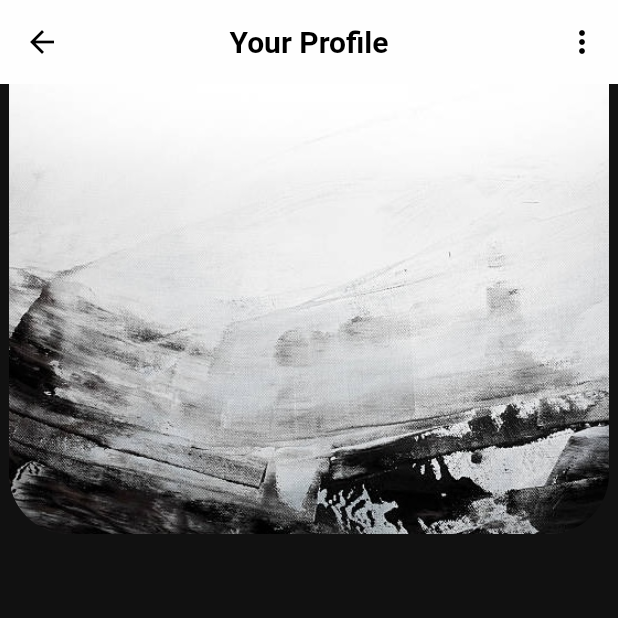
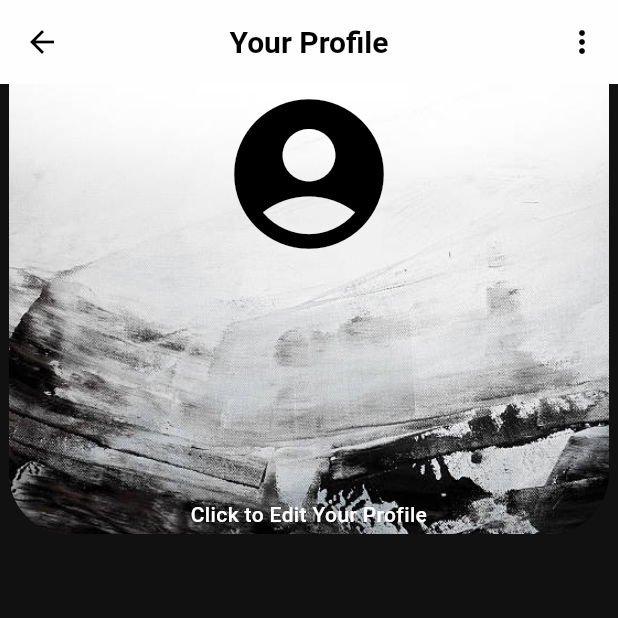
Before and after one commit to Bipolaarr/harmony, a Flutter app: the ProfilePage screen opened directly, on a phone screen of 412 x 824 dp, the top half of it. Run offline on Flutter 3.47's test engine with Material 3 defaults, Android fonts, the phone set to English and light mode, and no system bars; our stand-ins replace cloud_firestore, dartz, firebase_auth, firebase_core, flutter_bloc, flutter_svg and 3 more; accounts and stored records are empty; Roboto replaces fonts that are missing (SF Pro).

Commit message:
ui fixes + profile progress

```diff
--- a/lib/core/configs/assets/app_images.dart
+++ b/lib/core/configs/assets/app_images.dart
@@ -7,6 +7,7 @@ class AppImages {
   static const String recBannerImage = '${basePath}pop_smoke_bg_colour.jpg';
   static const String genreWidgetBackground = '${basePath}monochrome.jpg';
   static const String topPicksBlockBackground = '${basePath}monochrome_reversed.jpg';
+  static const String defaultImage = 'https://www.google.com/url?sa=i&url=https%3A%2F%2Fen.wikipedia.org%2Fwiki%2FUser_%2528computing%2529&psig=AOvVaw3cuLIQa18rIrPK86qabIWz&ust=1733961640976000&source=images&cd=vfe&opi=89978449&ved=0CBQQjRxqFwoTCJjR1s60nooDFQAAAAAdAAAAABAE';
 
 
 }
--- a/lib/data/repoimpls/auth_repository_implementation.dart
+++ b/lib/data/repoimpls/auth_repository_implementation.dart
@@ -19,4 +19,9 @@ class AuthRepositoryImplementation extends AuthRepository {
 
   }
 
+  @override
+  Future<Either> getUser() async {
+    return await serviceLocator<AuthFirebaseService>().getUser();
+  }
+
 }
--- a/lib/domain/entities/user/user.dart
+++ b/lib/domain/entities/user/user.dart
@@ -1,13 +1,13 @@
 class UserEntity {
 
-  String ? userId;
   String ? username;
   String ? email;
+  String ? imageURL;
 
   UserEntity({
-    this.userId,
     this.username,
-    this.email
+    this.email,
+    this.imageURL
   });
 
 }
--- a/lib/domain/repositories/auth/auth.dart
+++ b/lib/domain/repositories/auth/auth.dart
@@ -8,4 +8,6 @@ abstract class AuthRepository {
 
   Future <Either> signin(SigninUserReq request);
 
+  Future <Either> getUser();
+
 }
--- /dev/null
+++ b/lib/domain/usecases/get_user.dart
@@ -0,0 +1,13 @@
+import 'package:dartz/dartz.dart';
+import 'package:harmony/core/usecase/usecase.dart';
+import 'package:harmony/domain/repositories/auth/auth.dart';
+import 'package:harmony/service_locator.dart';
+
+class GetUserUseCase implements Usecase<Either,dynamic> {
+
+  @override
+  Future<Either> call({params}) async {
+    return await serviceLocator<AuthRepository>().getUser();
+  }
+
+}
--- /dev/null
+++ b/lib/presentation/bloc/profile_info_state.dart
@@ -0,0 +1,14 @@
+import 'package:harmony/domain/entities/user/user.dart';
+
+abstract class ProfileInfoState {}
+
+class ProfileInfoLoading extends ProfileInfoState {}
+
+class ProfileInfoLoaded extends ProfileInfoState {
+
+  final UserEntity userEntity;
+  ProfileInfoLoaded({required this.userEntity});
+
+}
+
+class ProfileInfoLoadindFailed extends ProfileInfoState {}
--- a/lib/presentation/pages/get_started_page.dart
+++ b/lib/presentation/pages/get_started_page.dart
@@ -65,7 +65,7 @@ class GetStartedPage extends StatelessWidget{
                       )
                     );
                   }, //relace with sign in
-                  title: 'Get started',
+                  title: 'Get Started',
 
                 ),
                 const SizedBox(height: 14,),
--- a/lib/presentation/pages/profile_page.dart
+++ b/lib/presentation/pages/profile_page.dart
@@ -1,12 +1,15 @@
 import 'package:flutter/material.dart';
+import 'package:flutter_bloc/flutter_bloc.dart';
 import 'package:harmony/core/configs/assets/app_images.dart';
-import 'package:harmony/core/configs/theme/app_colors.dart';
+import 'package:harmony/presentation/bloc/profile_info_cubit.dart';
+import 'package:harmony/presentation/bloc/profile_info_state.dart';
 
 class ProfilePage extends StatelessWidget {
   const ProfilePage({super.key});
 
   @override
   Widget build(BuildContext context) {
+
     return Scaffold(
       appBar: AppBar(
         backgroundColor: Color.fromARGB(255, 254, 254, 254),
@@ -47,15 +50,30 @@ class ProfilePage extends StatelessWidget {
     );
   }
 
-  Widget _profileInfo(BuildContext) {
-
+  Widget _profileInfo(BuildContext context) {
     return InkWell(
-        onTap: () {
-
-        },
-        highlightColor: AppColors.grey,
-        borderRadius: BorderRadius.circular(40),
-        child: Padding(
+        onTap: () {},
+        borderRadius: BorderRadius.only(
+            bottomLeft: Radius.circular(40),
+            bottomRight: Radius.circular(40)
+        ),
+        child: BlocProvider(
+            create: (context) => ProfileInfoCubit()..getUser(),
+            child: BlocBuilder<ProfileInfoCubit, ProfileInfoState>(
+                builder: (context, state) {
+                    if (state is ProfileInfoLoading) {
+                    return Container(
+                        alignment: Alignment.center,
+                        child: const CircularProgressIndicator(
+                        color: Colors.white,
+                        ),
+                    );
+                    }
+                    if (state is ProfileInfoLoaded) {
+                    return Column(
+                        mainAxisAlignment: MainAxisAlignment.center,
+                        children: [
+                            Padding(
                                 padding: EdgeInsets.only(bottom: 5),
                                 child: Container(
                                 height: 300,
@@ -63,16 +81,70 @@ class ProfilePage extends StatelessWidget {
                                 decoration: BoxDecoration(
                                     borderRadius: BorderRadius.only(
                                     bottomLeft: Radius.circular(40),
-                        bottomRight: Radius.circular(40)
+                                    bottomRight: Radius.circular(40),
                                     ),
                                     image: const DecorationImage(
                                     image: AssetImage(AppImages.topPicksBlockBackground),
                                     fit: BoxFit.cover,
                                     ),
                                 ),
+                                child: Column(
+                                    mainAxisAlignment: MainAxisAlignment.start, // Align items to the start
+                                    crossAxisAlignment: CrossAxisAlignment.center, // Center horizontally
+                                        children: [
+                                            Icon(
+                                                Icons.account_circle_rounded,
+                                                color: Colors.black,
+                                                size: 120,
+                                            ),
+                                            const SizedBox(height: 10),
+                                            Text(
+                                                '${state.userEntity.username}',
+                                                textAlign: TextAlign.center,
+                                                style: TextStyle(
+                                                    fontFamily: "SF Pro",
+                                                    fontSize: 40,
+                                                    fontWeight: FontWeight.w700,
+                                                    color: Colors.black
+                                                ),
+                                            ),
+                                            // Text(
+                                            //     '${state.userEntity.email}',
+                                            //     textAlign: TextAlign.center,
+                                            //     style: TextStyle(
+                                            //         fontFamily: "SF Pro",
+                                            //         fontSize: 20,
+                                            //         fontWeight: FontWeight.w500,
+                                            //         color: Colors.black
+                                            //     ),
+                                            // ),
+                                            const SizedBox(height: 90,),
+                                            Text(
+                                                'Click to Edit Your Profile',
+                                                textAlign: TextAlign.center,
+                                                style: TextStyle(
+                                                    fontFamily: "SF Pro",
+                                                    fontSize: 14,
+                                                    fontWeight: FontWeight.w500,
+                                                    color: Colors.white
+                                                ),
+                                            ),
+                                        ],
+                                    ),
+                                ),
+                            ),
+                        ],
+                    );
+                    }
+                    if (state is ProfileInfoLoadindFailed) {
+                    return const Text('Please try again');
+                    }
+
+                    return Container();
+                },
             ),
         ),
     );
+    }
 
 }
-}
--- a/lib/presentation/pages/sign_in_page.dart
+++ b/lib/presentation/pages/sign_in_page.dart
@@ -100,7 +100,7 @@ class SignInPage extends StatelessWidget {
                         );
                       },
                       child: const Text(
-                        'Sign in',
+                        'Sign In',
                         style: TextStyle(
                         fontFamily: 'SF Pro',
                         fontWeight: FontWeight.w900,
@@ -123,7 +123,7 @@ class SignInPage extends StatelessWidget {
 
   Widget _signInLabel() {
     return const Text(
-      'Welcome back',
+      'Welcome Back',
       style: TextStyle(
         fontFamily: 'SF Pro',
         fontWeight: FontWeight.w900,
@@ -138,7 +138,7 @@ class SignInPage extends StatelessWidget {
   return TextField(
     controller: _emailController,
     decoration: InputDecoration(
-      hintText: 'Email adress',
+      hintText: 'Email Adress',
       hintStyle: const TextStyle(
         fontWeight: FontWeight.w300,
         color: AppColors.grey,
--- a/lib/presentation/pages/sign_up_page.dart
+++ b/lib/presentation/pages/sign_up_page.dart
@@ -102,7 +102,7 @@ class SignUpPage extends StatelessWidget {
                         );
                       },
                       child: const Text(
-                        'Sign up',
+                        'Sign Up',
                         style: TextStyle(
                           fontFamily: 'SF Pro',
                           fontWeight: FontWeight.w900,
@@ -125,7 +125,7 @@ class SignUpPage extends StatelessWidget {
 
   Widget _registerLabel() {
     return const Text(
-      'Create account',
+      'Create Account',
       style: TextStyle(
         fontFamily: 'SF Pro',
         fontWeight: FontWeight.w900,
@@ -172,7 +172,7 @@ class SignUpPage extends StatelessWidget {
     return TextField(
       controller: _emailController,
       decoration: InputDecoration(
-        hintText: 'Email address',
+        hintText: 'Email Address',
         hintStyle: const TextStyle(
           fontWeight: FontWeight.w300,
           color: AppColors.grey,
--- a/lib/service_locator.dart
+++ b/lib/service_locator.dart
@@ -18,6 +18,7 @@ import 'package:harmony/domain/usecases/get_all_genres.dart';
 import 'package:harmony/domain/usecases/get_new_songs.dart';
 import 'package:harmony/domain/usecases/get_songs_by_artist.dart';
 import 'package:harmony/domain/usecases/get_songs_by_genre.dart';
+import 'package:harmony/domain/usecases/get_user.dart';
 import 'package:harmony/domain/usecases/is_favourite.dart';
 import 'package:harmony/domain/usecases/signin.dart';
 import 'package:harmony/domain/usecases/signup.dart';
@@ -102,4 +103,8 @@ Future<void> initDependencies() async {
   serviceLocator.registerSingleton<IsFavouriteUseCase>(
     IsFavouriteUseCase()
   );
+
+  serviceLocator.registerSingleton<GetUserUseCase>(
+    GetUserUseCase()
+  );
 }
```
Also changed, not shown: lib/data/models/user.dart (added, +36 -0 lines), lib/data/sources/auth_fb_service.dart (+34 -27 lines), lib/presentation/bloc/profile_info_cubit.dart (added, +24 -0 lines), lib/presentation/pages/home_page.dart (+17 -15 lines), lib/presentation/pages/playlist_page.dart (+34 -13 lines), lib/presentation/widgets/top_pick_container.dart (+7 -3 lines). Lines whose indentation alone changed are shown as unchanged.
